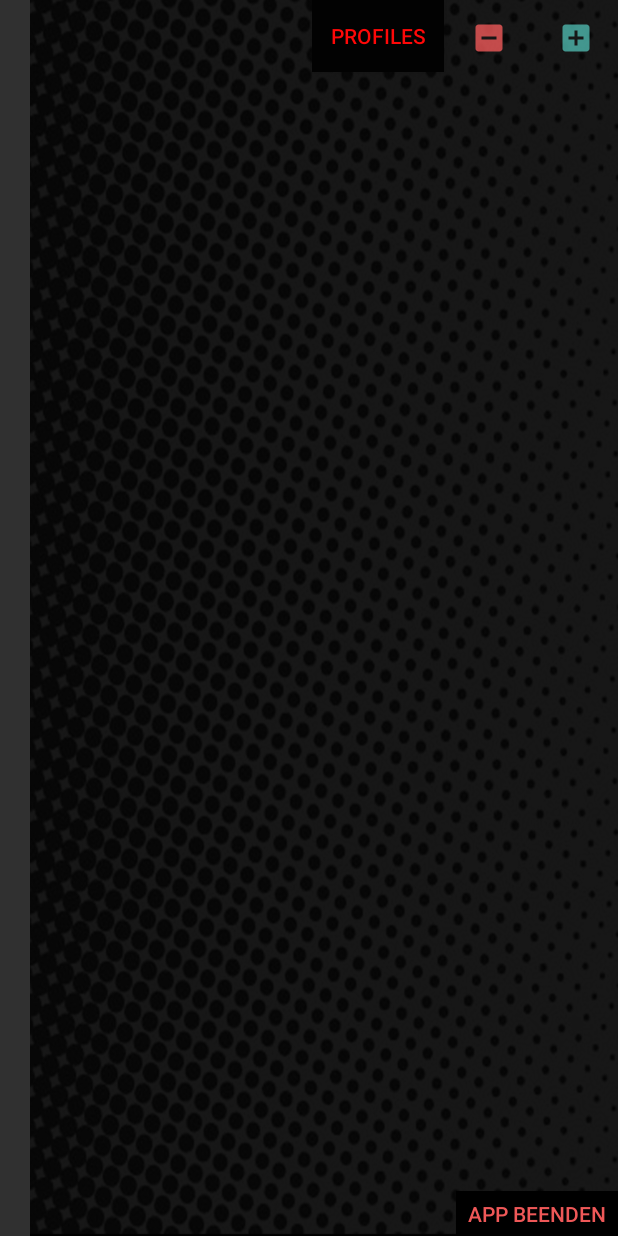
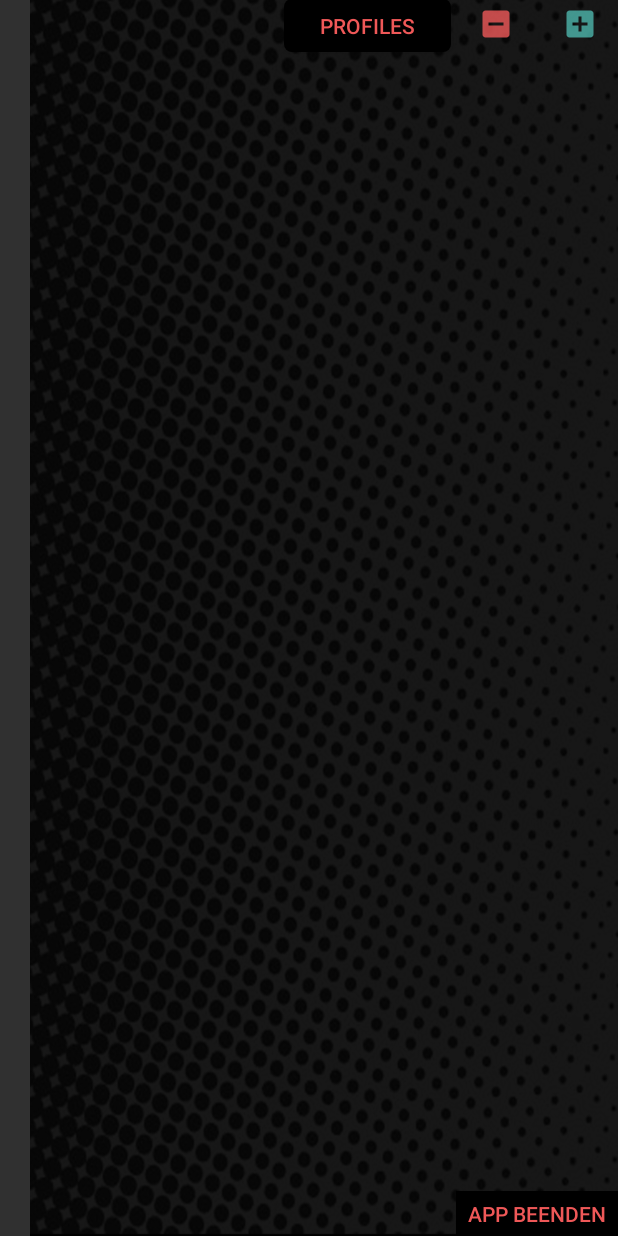
Before and after one commit to Rafek280/BatteryDashboard2, an Android app: the layout dashboard_layout.xml on its own in the app's theme, with its tools: preview values and no code run, on a phone screen of 412 x 824 dp. Run offline under Robolectric (Android 15) with nearby library versions, the phone set to English and light mode, and no system bars.

Commit message:
Profile Button Visual Update

```diff
--- /dev/null
+++ b/app/src/main/res/drawable/rounded_corners_background.xml
@@ -0,0 +1,11 @@
+<?xml version="1.0" encoding="utf-8"?>
+
+
+<shape
+    xmlns:android="http://schemas.android.com/apk/res/android" android:shape="rectangle">
+    <solid android:color="@android:color/black"/>
+    <corners android:radius="5dp"/>
+    <size android:height="16dp"/>
+    <size android:width="38dp"/>
+
+</shape>
--- a/app/src/main/res/layout/dashboard_layout.xml
+++ b/app/src/main/res/layout/dashboard_layout.xml
@@ -1,61 +1,52 @@
 <?xml version="1.0" encoding="utf-8"?>
 
-<androidx.constraintlayout.widget.ConstraintLayout
-    xmlns:android="http://schemas.android.com/apk/res/android"
+<androidx.constraintlayout.widget.ConstraintLayout xmlns:android="http://schemas.android.com/apk/res/android"
     xmlns:app="http://schemas.android.com/apk/res-auto"
+    xmlns:tools="http://schemas.android.com/tools"
     android:id="@+id/dashboard_layout"
     android:layout_width="match_parent"
     android:layout_height="match_parent"
-    android:elevation="30dp"
     android:layout_marginStart="20dp"
     android:background="@drawable/bg_dashboard"
-    >
+    android:elevation="30dp">
 
     <!--Layout in dem die Elemente erscheinen sollen -->
     <AbsoluteLayout
         android:id="@+id/dashboardFrame"
-        android:layout_width="match_parent"
-        android:layout_height="0dp"
+        android:layout_width="391dp"
+        android:layout_height="728dp"
         android:orientation="vertical"
         app:layout_constraintBottom_toBottomOf="parent"
         app:layout_constraintStart_toStartOf="parent"
         app:layout_constraintTop_toTopOf="parent">
 
 
-
     </AbsoluteLayout>
 
     <!-- Layout für die Menüleiste oben -->
+
+
     <LinearLayout
 
 
         android:id="@+id/linearLayout2"
-        android:layout_width="match_parent"
-        android:layout_height="50dp"
+        android:layout_width="111dp"
+        android:layout_height="32dp"
         android:gravity="end"
         android:orientation="horizontal"
         app:layout_constraintEnd_toEndOf="parent"
+        app:layout_constraintHorizontal_bias="1.0"
         app:layout_constraintStart_toStartOf="parent"
         app:layout_constraintTop_toTopOf="parent">
-
-        <Button
-            android:id="@+id/load_btn"
-            android:layout_width="wrap_content"
-            android:layout_height="wrap_content"
-            android:layout_x="4dp"
-            android:layout_y="3dp"
-            android:background="#020202"
-            android:text="Profiles"
-            android:textColor="#FF0808" />
 
         <ImageButton
             android:id="@+id/delete_btn"
             style="@style/AppTheme.imageButton"
             android:layout_width="60dp"
             android:layout_height="match_parent"
+            android:backgroundTint="@color/redAccent"
             android:src="@drawable/ic_minus"
-            android:tint="@color/redAccent"
-            android:backgroundTint="@color/redAccent"/>
+            android:tint="@color/redAccent" />
 
         <ImageButton
             android:id="@+id/config_btn"
@@ -65,17 +56,27 @@
             android:src="@drawable/ic_plus" />
     </LinearLayout>
 
-
     <Button
         android:id="@+id/Exit"
         android:layout_width="wrap_content"
         android:layout_height="30dp"
+        android:background="@color/black"
         android:paddingHorizontal="8dp"
-        android:background="@color/black"
         android:text="App beenden"
         android:textColor="@color/redAccent"
         app:layout_constraintBottom_toBottomOf="parent"
-        app:layout_constraintEnd_toEndOf="parent"/>
+        app:layout_constraintEnd_toEndOf="parent" />
+
+    <Button
+        android:id="@+id/load_btn"
+        android:layout_width="111dp"
+        android:layout_height="35dp"
+        android:background="@drawable/rounded_corners_background"
+        android:text="Profiles"
+        android:textColor="@color/redAccent"
+        app:layout_constraintBottom_toBottomOf="@+id/linearLayout2"
+        app:layout_constraintEnd_toStartOf="@+id/linearLayout2"
+        app:layout_constraintTop_toTopOf="@+id/linearLayout2" />
 
 
 </androidx.constraintlayout.widget.ConstraintLayout>
```
